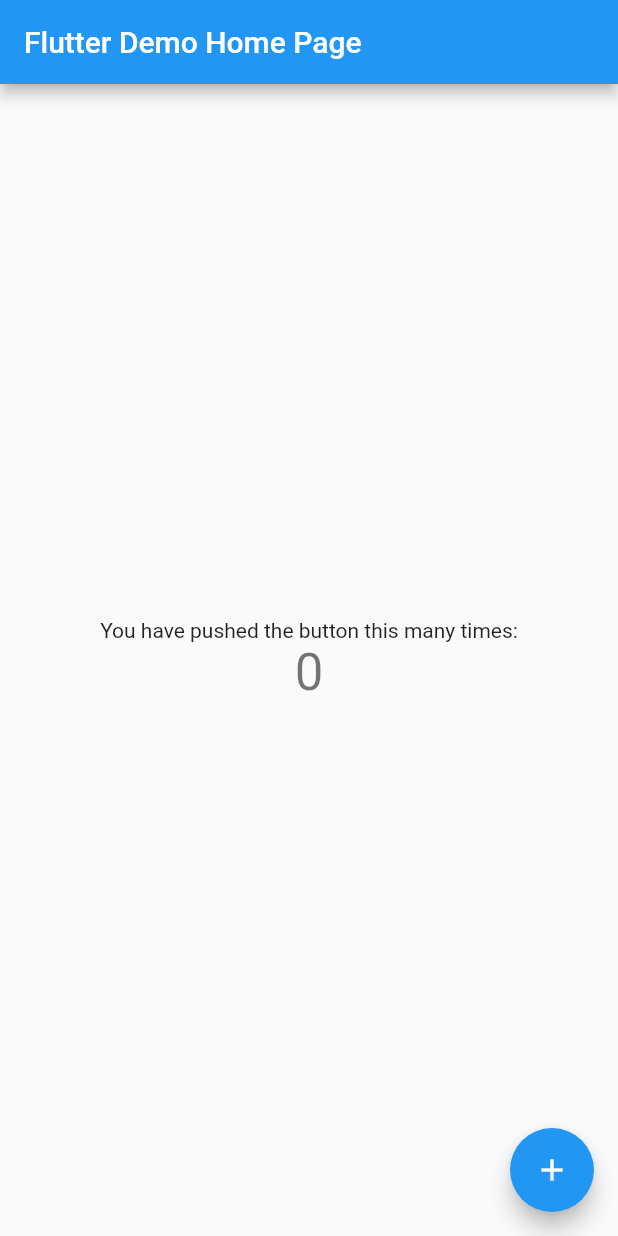
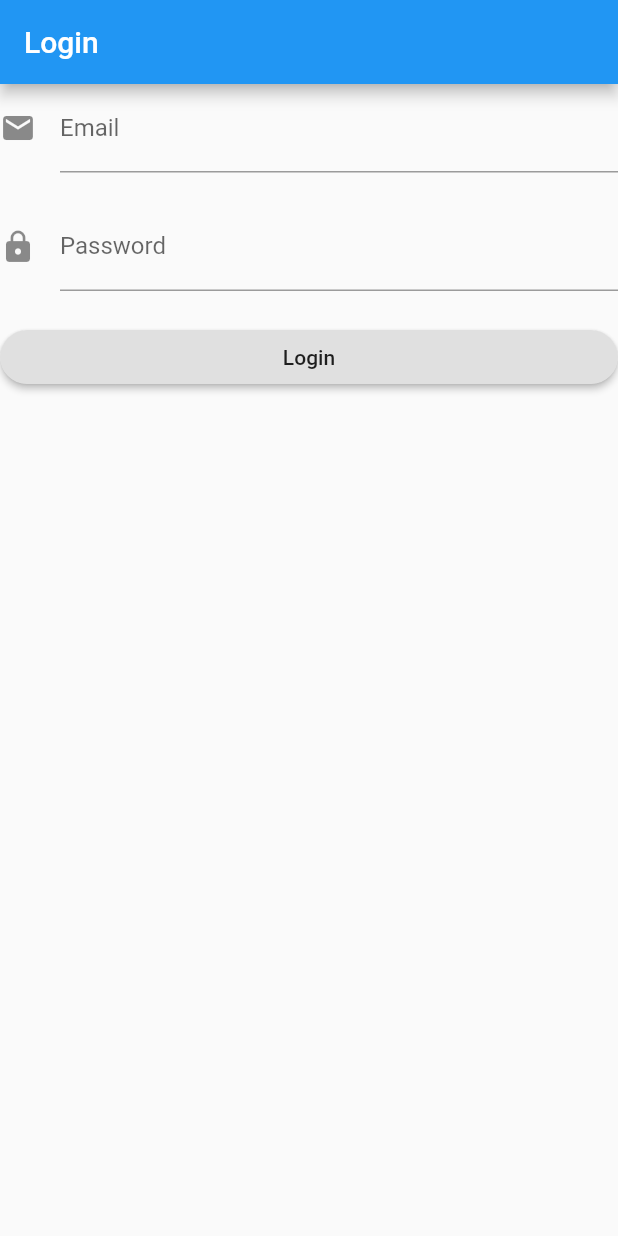
Before and after one commit to pratyushharsh/inv, a Flutter app: the screen it shows after launch, on a phone screen of 412 x 824 dp. Run offline on Flutter 3.47's test engine with Material 2 defaults, Android fonts, the phone set to English and light mode, and no system bars; our stand-ins replace bloc, equatable, flutter_bloc.

Commit message:
Bloc Setup

```diff
--- a/lib/bloc/authentication/authentication_bloc.dart
+++ b/lib/bloc/authentication/authentication_bloc.dart
@@ -1,8 +1,18 @@
 import 'dart:async';
 import 'package:bloc/bloc.dart';
+import 'package:flutter/foundation.dart';
+import 'package:inv/repository/user_repository.dart';
 import './bloc.dart';
 
 class AuthenticationBloc extends Bloc<AuthenticationEvent, AuthenticationState> {
+
+  final UserRepository _repository;
+
+  AuthenticationBloc({@required UserRepository repository})
+      : assert(repository != null),
+        _repository = repository;
+
+
   @override
   AuthenticationState get initialState => UnInitialized();
 
@@ -20,7 +30,7 @@ class AuthenticationBloc extends Bloc<AuthenticationEvent, AuthenticationState>
   }
 
   Stream<AuthenticationState> _mapAppStartedStated() async* {
-
+    yield UnAuthenticated();
   }
 
   Stream<AuthenticationState> _mapLoggedInToState() async* {
--- a/lib/bloc/authentication/authentication_state.dart
+++ b/lib/bloc/authentication/authentication_state.dart
@@ -20,4 +20,4 @@ class Authenticated extends AuthenticationState {
   List<Object> get props => [name];
 }
 
-class Unauthenticates extends AuthenticationState{}
+class UnAuthenticated extends AuthenticationState{}
--- a/lib/bloc/login/login_bloc.dart
+++ b/lib/bloc/login/login_bloc.dart
@@ -4,12 +4,27 @@ import './bloc.dart';
 
 class LoginBloc extends Bloc<LoginEvent, LoginState> {
   @override
-  LoginState get initialState => InitialLoginState();
+  LoginState get initialState => LoginState.empty();
 
   @override
   Stream<LoginState> mapEventToState(
     LoginEvent event,
   ) async* {
-    // TODO: Add Logic
+    if (event is LoginWithCredential) {
+       yield* _mapLoginWithCredentialToState(email: event.email, password: event.password);
+    }
+  }
+
+  Stream<LoginState> _mapLoginWithCredentialToState({
+    String email,
+    String password
+  }) async* {
+    yield LoginState.loading();
+    try{
+      Future.delayed(Duration(seconds: 4));
+      yield LoginState.success();
+    } catch (_) {
+      yield LoginState.failure();
+    }
   }
 }
--- a/lib/bloc/login/login_event.dart
+++ b/lib/bloc/login/login_event.dart
@@ -10,11 +10,11 @@ abstract class LoginEvent extends Equatable {
   List<Object> get props => [];
 }
 
-class Submitted extends LoginEvent {
+class LoginWithCredential extends LoginEvent {
   final String email;
   final String password;
 
-  const Submitted({this.email, this.password});
+  const LoginWithCredential({this.email, this.password});
 
   @override
   // TODO: implement props
--- a/lib/bloc/login/login_state.dart
+++ b/lib/bloc/login/login_state.dart
@@ -88,5 +88,3 @@ class LoginState {
         isFailure: $isFailure}''';
   }
 }
-
-class InitialLoginState extends LoginState {}
--- a/lib/main.dart
+++ b/lib/main.dart
@@ -1,9 +1,15 @@
 import 'package:flutter/material.dart';
 import 'package:flutter_bloc/flutter_bloc.dart';
+import 'package:inv/bloc/authentication/bloc.dart';
 import 'package:inv/bloc/settings/bloc.dart';
 import 'package:inv/bloc/theme/bloc.dart';
+import 'package:inv/repository/user_repository.dart';
+import 'package:inv/screen/login_screen.dart';
+import 'package:inv/simple_bloc_delegate.dart';
 
 void main() {
+  final UserRepository userRepository = UserRepository();
+  BlocSupervisor.delegate = SimpleBlocDelegate();
   runApp(MultiBlocProvider(
     providers: [
       BlocProvider<ThemeBloc>(
@@ -11,6 +17,11 @@ void main() {
       ),
       BlocProvider<SettingsBloc>(
         create: (BuildContext context) => SettingsBloc(),
+      ),
+      BlocProvider(
+        create: (context) => AuthenticationBloc(
+          repository: userRepository
+        )..add(AppStarted()),
       )
     ],
     child: MyApp(),
@@ -18,109 +29,21 @@ void main() {
 }
 
 class MyApp extends StatelessWidget {
-  // This widget is the root of your application.
   @override
   Widget build(BuildContext context) {
     return MaterialApp(
-      title: 'Flutter Demo',
-      theme: ThemeData(
-        // This is the theme of your application.
-        //
-        // Try running your application with "flutter run". You'll see the
-        // application has a blue toolbar. Then, without quitting the app, try
-        // changing the primarySwatch below to Colors.green and then invoke
-        // "hot reload" (press "r" in the console where you ran "flutter run",
-        // or simply save your changes to "hot reload" in a Flutter IDE).
-        // Notice that the counter didn't reset back to zero; the application
-        // is not restarted.
-        primarySwatch: Colors.blue,
+      home: BlocBuilder<AuthenticationBloc, AuthenticationState>(
+        builder: (BuildContext context, AuthenticationState state) {
+          if (state is UnAuthenticated) {
+            return LoginScreen();
+          } else if (state is Authenticated) {
+            return Container();
+          }
+          else {
+            return Container();
+          }
+        },
       ),
-      home: MyHomePage(title: 'Flutter Demo Home Page'),
     );
   }
 }
-
-class MyHomePage extends StatefulWidget {
-  MyHomePage({Key key, this.title}) : super(key: key);
-
-  // This widget is the home page of your application. It is stateful, meaning
-  // that it has a State object (defined below) that contains fields that affect
-  // how it looks.
-
-  // This class is the configuration for the state. It holds the values (in this
-  // case the title) provided by the parent (in this case the App widget) and
-  // used by the build method of the State. Fields in a Widget subclass are
-  // always marked "final".
-
-  final String title;
-
-  @override
-  _MyHomePageState createState() => _MyHomePageState();
-}
-
-class _MyHomePageState extends State<MyHomePage> {
-  int _counter = 0;
-
-  void _incrementCounter() {
-    setState(() {
-      // This call to setState tells the Flutter framework that something has
-      // changed in this State, which causes it to rerun the build method below
-      // so that the display can reflect the updated values. If we changed
-      // _counter without calling setState(), then the build method would not be
-      // called again, and so nothing would appear to happen.
-      _counter++;
-    });
-  }
-
-  @override
-  Widget build(BuildContext context) {
-    // This method is rerun every time setState is called, for instance as done
-    // by the _incrementCounter method above.
-    //
-    // The Flutter framework has been optimized to make rerunning build methods
-    // fast, so that you can just rebuild anything that needs updating rather
-    // than having to individually change instances of widgets.
-    return Scaffold(
-      appBar: AppBar(
-        // Here we take the value from the MyHomePage object that was created by
-        // the App.build method, and use it to set our appbar title.
-        title: Text(widget.title),
-      ),
-      body: Center(
-        // Center is a layout widget. It takes a single child and positions it
-        // in the middle of the parent.
-        child: Column(
-          // Column is also a layout widget. It takes a list of children and
-          // arranges them vertically. By default, it sizes itself to fit its
-          // children horizontally, and tries to be as tall as its parent.
-          //
-          // Invoke "debug painting" (press "p" in the console, choose the
-          // "Toggle Debug Paint" action from the Flutter Inspector in Android
-          // Studio, or the "Toggle Debug Paint" command in Visual Studio Code)
-          // to see the wireframe for each widget.
-          //
-          // Column has various properties to control how it sizes itself and
-          // how it positions its children. Here we use mainAxisAlignment to
-          // center the children vertically; the main axis here is the vertical
-          // axis because Columns are vertical (the cross axis would be
-          // horizontal).
-          mainAxisAlignment: MainAxisAlignment.center,
-          children: <Widget>[
-            Text(
-              'You have pushed the button this many times:',
-            ),
-            Text(
-              '$_counter',
-              style: Theme.of(context).textTheme.display1,
-            ),
-          ],
-        ),
-      ),
-      floatingActionButton: FloatingActionButton(
-        onPressed: _incrementCounter,
-        tooltip: 'Increment',
-        child: Icon(Icons.add),
-      ), // This trailing comma makes auto-formatting nicer for build methods.
-    );
-  }
-}
--- a/lib/repository/user_repository.dart
+++ b/lib/repository/user_repository.dart
@@ -1,6 +1,6 @@
 class UserRepository {
 
-  Future<void> signInwithCredential() async {
+  Future<void> signInWithCredential() async {
     await Future.delayed(Duration(seconds: 3));
     return;
   }
--- /dev/null
+++ b/lib/screen/login_screen.dart
@@ -0,0 +1,19 @@
+import 'package:flutter/material.dart';
+import 'package:flutter_bloc/flutter_bloc.dart';
+import 'package:inv/bloc/login/bloc.dart';
+import 'package:inv/widget/login/login_form.dart';
+
+class LoginScreen extends StatelessWidget {
+  @override
+  Widget build(BuildContext context) {
+    return Scaffold(
+      appBar: AppBar(
+        title: Text('Login'),
+      ),
+      body: BlocProvider<LoginBloc>(
+        create: (create) => LoginBloc(),
+        child: LoginForm(),
+      ),
+    );
+  }
+}
--- /dev/null
+++ b/lib/widget/login/login_form.dart
@@ -0,0 +1,104 @@
+import 'package:flutter/material.dart';
+import 'package:flutter_bloc/flutter_bloc.dart';
+import 'package:inv/bloc/login/bloc.dart';
+
+class LoginForm extends StatefulWidget {
+  @override
+  _LoginFormState createState() => _LoginFormState();
+}
+
+class _LoginFormState extends State<LoginForm> {
+
+  LoginBloc _loginBloc;
+
+  TextEditingController _emailController;
+  TextEditingController _passwordController;
+
+  @override
+  void initState() {
+    super.initState();
+    _loginBloc = BlocProvider.of(context);
+    _emailController = new TextEditingController();
+    _passwordController = new TextEditingController();
+  }
+
+  @override
+  void dispose() {
+    _emailController.dispose();
+    _passwordController.dispose();
+    super.dispose();
+  }
+
+  void _onPasswordChanged() {
+
+  }
+
+  void _onEmailChanged() {
+
+  }
+
+  void _onFormSubmitted() {
+    _loginBloc.add(LoginWithCredential(
+      email: _emailController.text,
+      password: _passwordController.text
+    ));
+  }
+
+  @override
+  Widget build(BuildContext context) {
+    return BlocBuilder<LoginBloc, LoginState>(
+      builder: (context, state) {
+        return Form(
+          child: ListView(
+            children: <Widget>[
+              TextFormField(
+                controller: _emailController,
+                decoration: InputDecoration(
+                  icon: Icon(Icons.email),
+                  labelText: 'Email'
+                ),
+                keyboardType: TextInputType.emailAddress,
+                autovalidate: true,
+                autocorrect: false,
+                validator: (_) {
+                  return !state.isEmailValid ? 'Invalid Email' : null;
+                },
+              ),
+              SizedBox(
+                height: 20,
+              ),
+              TextFormField(
+                controller: _passwordController,
+                decoration: InputDecoration(
+                  icon: Icon(Icons.lock),
+                  labelText: 'Password'
+                ),
+                obscureText: true,
+                autovalidate: true,
+                autocorrect: false,
+                validator: (_) {
+                  return !state.isPasswordValid ? 'Invalid Password' : null;
+                },
+              ),
+              Padding(
+                padding: EdgeInsets.symmetric(vertical: 20),
+                child: Column(
+                  crossAxisAlignment: CrossAxisAlignment.stretch,
+                  children: <Widget>[
+                    RaisedButton(
+                      shape: RoundedRectangleBorder(
+                        borderRadius: BorderRadius.circular(30.0),
+                      ),
+                      onPressed: _onFormSubmitted,
+                      child: Text('Login'),
+                    )
+                  ],
+                ),
+              )
+            ],
+          ),
+        );
+      },
+    );
+  }
+}
```
